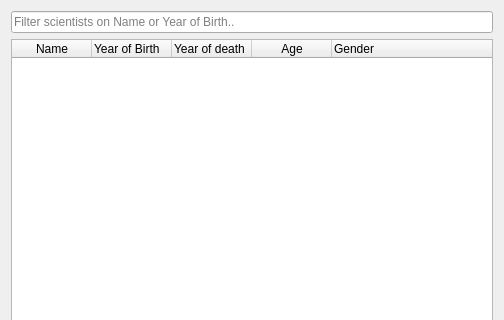
First picture: the form in sciwindow.ui, repository sandraBender/VLN1-hopur2, before the edit; both pictures show x 0 to 504 and y 0 to 320 of the 504 by 474 pixel window.
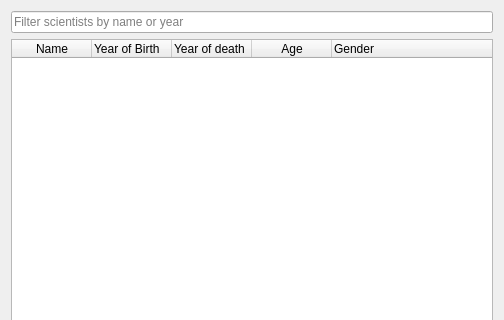
Second picture: the form after the edit.

Commit message: Hægt að leita eftir sci-year og comp-type

What changed in the file:
```diff
--- a/sciwindow.ui
+++ b/sciwindow.ui
@@ -22,7 +22,7 @@
      <item>
       <widget class="QLineEdit" name="filter_scientists">
        <property name="placeholderText">
-        <string>Filter scientists on Name or Year of Birth..</string>
+        <string>Filter scientists by name or year</string>
        </property>
       </widget>
      </item>
```
The commit also changes 6 other files.
